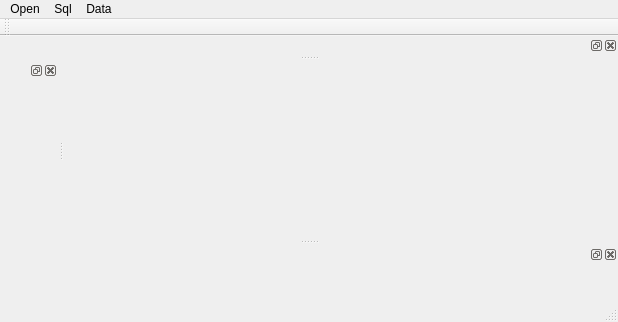
Old version of the form mainwindow.ui in the repository ArashMassoudieh/SqlQt.
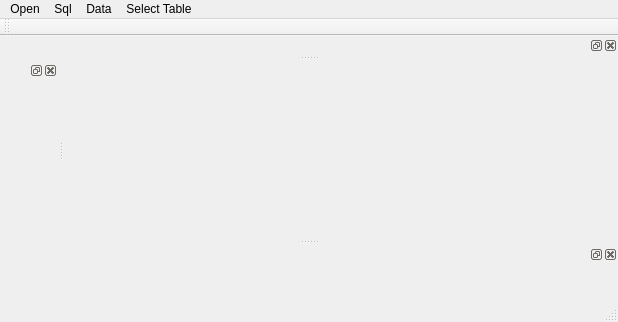
New version of the form.

Commit message: select table

What changed in the file:
```diff
--- a/mainwindow.ui
+++ b/mainwindow.ui
@@ -47,9 +47,15 @@
     </property>
     <addaction name="actionAdd_Row"/>
    </widget>
+   <widget class="QMenu" name="menuSelect_Table">
+    <property name="title">
+     <string>Select Table</string>
+    </property>
+   </widget>
    <addaction name="menuOpen"/>
    <addaction name="menuSql"/>
    <addaction name="menuData"/>
+   <addaction name="menuSelect_Table"/>
   </widget>
   <widget class="QToolBar" name="mainToolBar">
    <attribute name="toolBarArea">
```
The commit also changes 6 other files.
